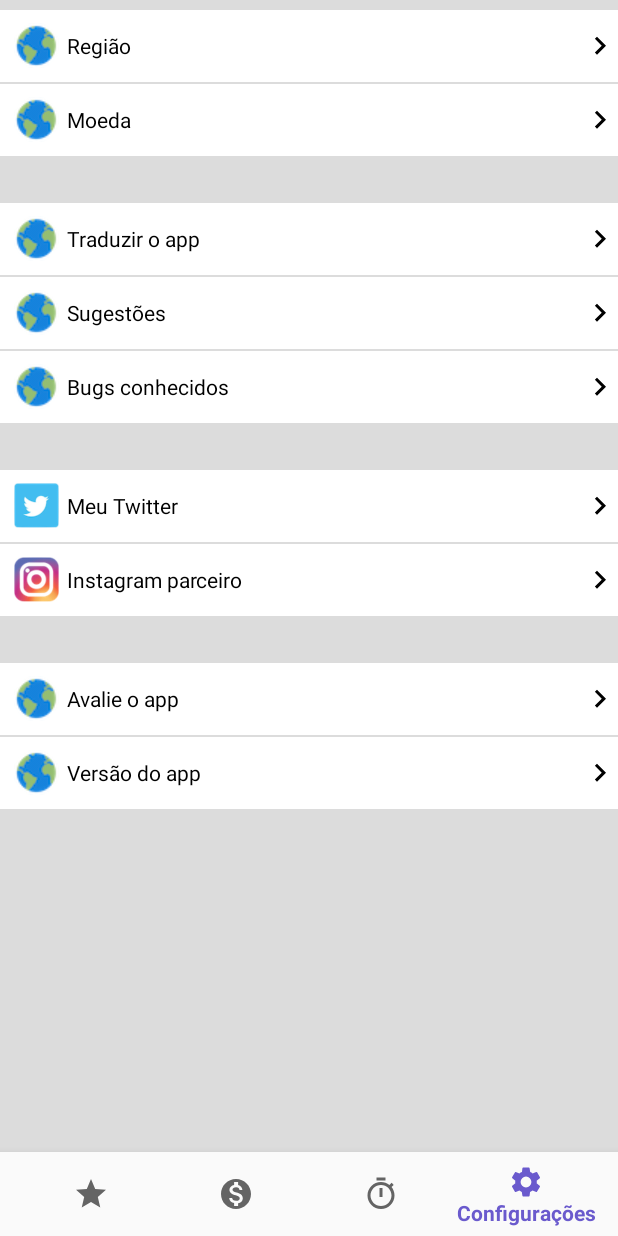
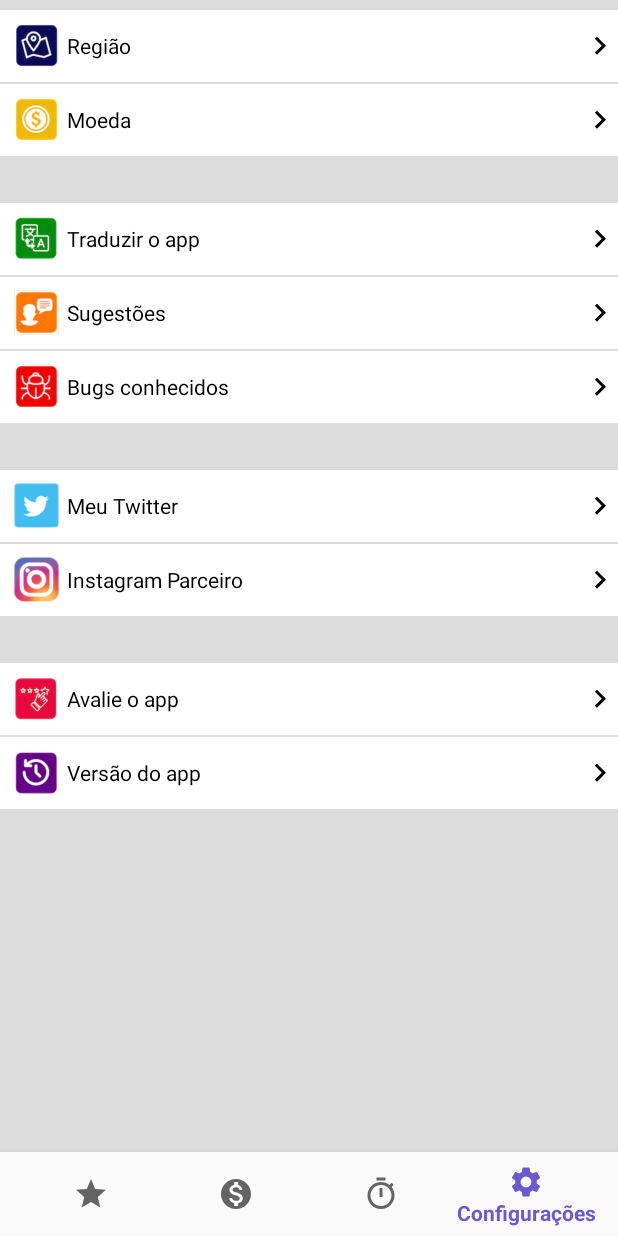
Before and after one commit to MizaniDev/deals, an Android app: the screen it shows after launch (HomeActivity), item 4 of the bottom bar chosen, on a phone screen of 412 x 824 dp. Run offline under Robolectric (Android 15) with nearby library versions, the phone set to English and light mode, and no system bars.

Commit message:
New icons!

```diff
--- a/app/src/main/java/com/mizanidev/deals/view/fragments/SettingsAdapter.kt
+++ b/app/src/main/java/com/mizanidev/deals/view/fragments/SettingsAdapter.kt
@@ -1,6 +1,7 @@
 package com.mizanidev.deals.view.fragments
 
 import android.content.Context
+import android.util.Log
 import android.view.LayoutInflater
 import android.view.View
 import android.view.ViewGroup
@@ -36,11 +37,12 @@ class SettingsAdapter(private val context: Context, private val settings: List<S
         holder.selected.text = setting.selected
         holder.navigation.setImageResource(setting.navigate)
 
-//        holder.itemView?.setOnClickListener {
+        holder.itemView?.setOnClickListener {
+            Log.i("SEL", setting.description)
 //            var intent = Intent(context, GameActivity::class.java)
 //            intent.putExtra("slug", game.slug)
 //            context?.startActivity(intent)
-//        }
+        }
 
     }
 }
--- a/app/src/main/java/com/mizanidev/deals/view/fragments/SettingsFragment.kt
+++ b/app/src/main/java/com/mizanidev/deals/view/fragments/SettingsFragment.kt
@@ -57,15 +57,15 @@ class SettingsFragment: Fragment() {
         when(viewType){
             REGION_VIEW -> {
                 return listOf(
-                    Settings(SettingsIds.ID_REGION, R.drawable.world_icon, getString(R.string.region)),
-                    Settings(SettingsIds.ID_CURRENCY, R.drawable.world_icon, getString(R.string.currency))
+                    Settings(SettingsIds.ID_REGION, R.drawable.region, getString(R.string.region)),
+                    Settings(SettingsIds.ID_CURRENCY, R.drawable.currency, getString(R.string.currency))
                 )
             }
             HELP_US -> {
                 return listOf(
-                    Settings(SettingsIds.ID_TRANSLATE, R.drawable.world_icon, getString(R.string.translate_app)),
-                    Settings(SettingsIds.ID_SUGGESTIONS, R.drawable.world_icon, getString(R.string.suggestions)),
-                    Settings(SettingsIds.ID_BUGS, R.drawable.world_icon, getString(R.string.known_bugs))
+                    Settings(SettingsIds.ID_TRANSLATE, R.drawable.translate, getString(R.string.translate_app)),
+                    Settings(SettingsIds.ID_SUGGESTIONS, R.drawable.suggestions, getString(R.string.suggestions)),
+                    Settings(SettingsIds.ID_BUGS, R.drawable.bugs, getString(R.string.known_bugs))
                 )
             }
             FOLLOW_US -> {
@@ -76,8 +76,8 @@ class SettingsFragment: Fragment() {
             }
             APP_DETAILS -> {
                 return listOf(
-                    Settings(SettingsIds.ID_RATE, R.drawable.world_icon, getString(R.string.rate_us)),
-                    Settings(SettingsIds.ID_VERSION, R.drawable.world_icon, getString(R.string.app_version))
+                    Settings(SettingsIds.ID_RATE, R.drawable.rateus, getString(R.string.rate_us)),
+                    Settings(SettingsIds.ID_VERSION, R.drawable.version, getString(R.string.app_version))
                 )
             }
 
--- a/app/src/main/res/layout/settings_row_string.xml
+++ b/app/src/main/res/layout/settings_row_string.xml
@@ -20,15 +20,13 @@
                 android:layout_width="30dp"
                 android:layout_height="30dp"
                 android:layout_marginRight="@dimen/size_5dp"
-                android:layout_marginLeft="@dimen/size_9dp"
-                app:srcCompat="@drawable/world_icon"/>
+                android:layout_marginLeft="@dimen/size_9dp"/>
 
         <TextView
                 android:id="@+id/text_settings_row_description"
                 android:layout_width="wrap_content"
                 android:layout_height="wrap_content"
-                android:textColor="@color/black"
-                android:text="Região"/>
+                android:textColor="@color/black"/>
 
     </LinearLayout>
 
@@ -43,8 +41,7 @@
                 android:id="@+id/text_settings_row_selected"
                 android:layout_width="wrap_content"
                 android:layout_height="wrap_content"
-                android:layout_marginRight="@dimen/size_9dp"
-                android:text="English"/>
+                android:layout_marginRight="@dimen/size_9dp"/>
 
         <ImageView
                 android:id="@+id/image_settings_row_navigate"
--- a/app/src/main/res/values/strings.xml
+++ b/app/src/main/res/values/strings.xml
@@ -14,7 +14,7 @@
     <string name="suggestions">Sugestões</string>
     <string name="known_bugs">Bugs conhecidos</string>
     <string name="my_twitter">Meu Twitter</string>
-    <string name="partner_instagram">Instagram parceiro</string>
+    <string name="partner_instagram">Instagram Parceiro</string>
     <string name="rate_us">Avalie o app</string>
     <string name="app_version">Versão do app</string>
 
```
Also changed, not shown: app/src/main/res/drawable/bugs.png (added), app/src/main/res/drawable/currency.png (added), app/src/main/res/drawable/rateus.png (added), app/src/main/res/drawable/region.png (added), app/src/main/res/drawable/suggestions.png (added), app/src/main/res/drawable/translate.png (added), app/src/main/res/drawable/version.png (added), app/src/main/res/drawable/world_icon.png (deleted).
